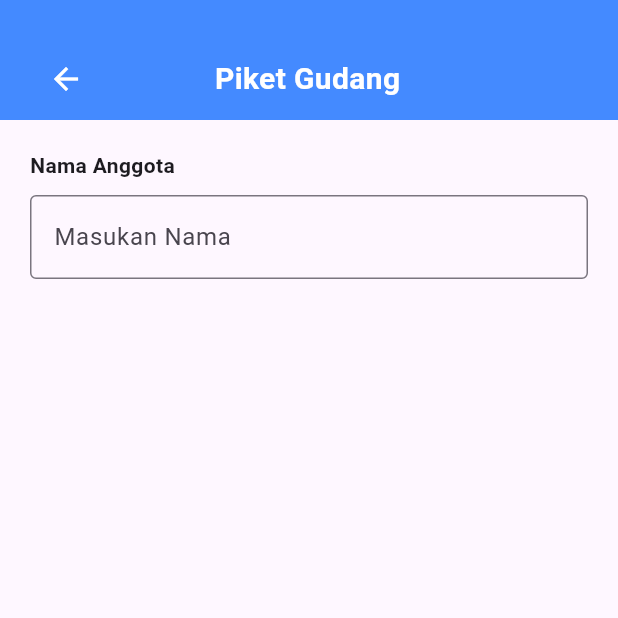
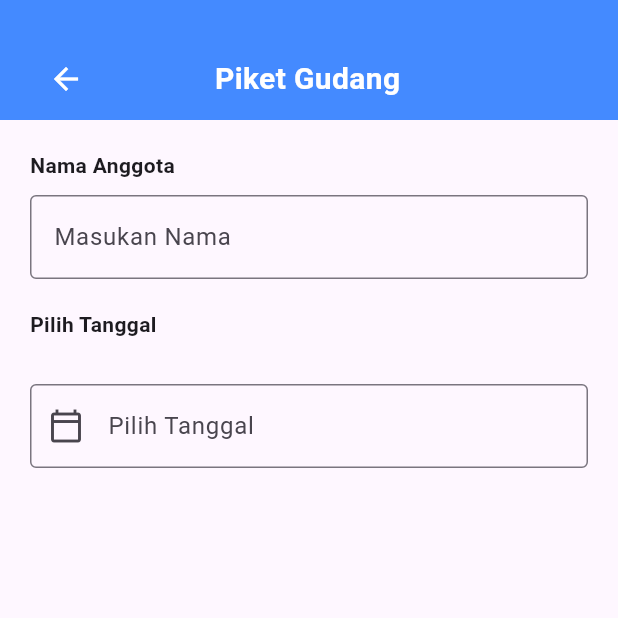
Before and after one commit to Muhammadalif1213/20220140075_UCP1Flutter, a Flutter app: the PiketPage screen opened directly with empty values, on a phone screen of 412 x 824 dp, the top half of it. Run offline on Flutter 3.47's test engine with Material 3 defaults, Android fonts, the phone set to English and light mode, and no system bars.

Commit message:
Menambahkan field input untuk memilih tanggal dengan menampilkan datepicker ketika onTap textfieldnya.

```diff
--- a/lib/piket_page.dart
+++ b/lib/piket_page.dart
@@ -119,6 +119,33 @@ class _PiketPageState extends State<PiketPage> {
                         ),
                       ],
                     ),
+                    const SizedBox(height: 20),
+                    Column(
+                      crossAxisAlignment: CrossAxisAlignment.start,
+                      children: [
+                        Text(
+                          'Pilih Tanggal',
+                          style: TextStyle(fontWeight: FontWeight.bold),
+                        ),
+                        const SizedBox(height: 10),
+                        const SizedBox(height: 20),
+                        TextFormField(
+                          controller: tanggalController,
+                          onTap: () {
+                            pickDateTime();
+                          },
+                          decoration: InputDecoration(
+                            hintText: 'Pilih Tanggal',
+                            border: OutlineInputBorder(),
+                            prefixIcon: Align(
+                              widthFactor: 1.0,
+                              heightFactor: 1.0,
+                              child: Icon(Icons.calendar_today_outlined),
+                            ),
+                          ),
+                        ),
+                      ],
+                    ),
                   ],
                 ),
               ),
```
